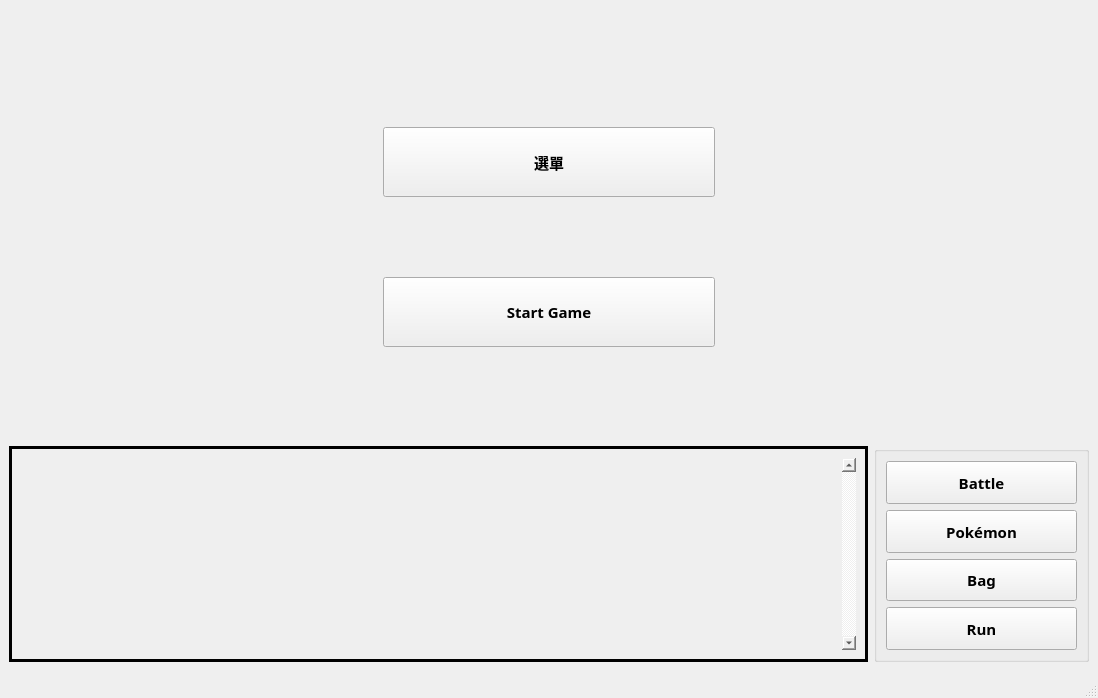
Old version of the form project/gamemainwindow.ui in the repository jeang-bo-yuan/NTUST-OOP-Project3-Pokemon.
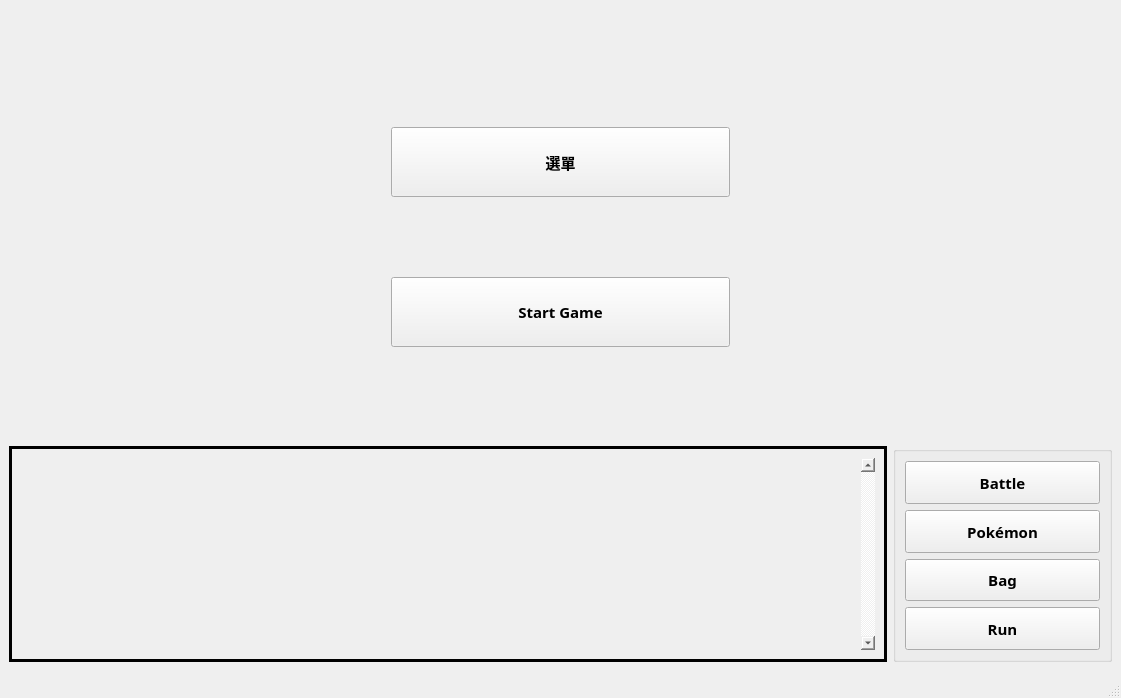
New version of the form. Icons and pictures are not drawn. Custom widgets are drawn as their Qt base class.

Patch:
```diff
--- a/project/gamemainwindow.ui
+++ b/project/gamemainwindow.ui
@@ -6,7 +6,7 @@
    <rect>
     <x>0</x>
     <y>0</y>
-    <width>1098</width>
+    <width>1121</width>
     <height>698</height>
    </rect>
   </property>
@@ -345,7 +345,7 @@
             <string>Pokémon</string>
            </property>
            <property name="checkable">
-            <bool>false</bool>
+            <bool>true</bool>
            </property>
            <property name="autoExclusive">
             <bool>false</bool>
```
Left out of the diff: 2 changed lines with no effect on the pictures.
